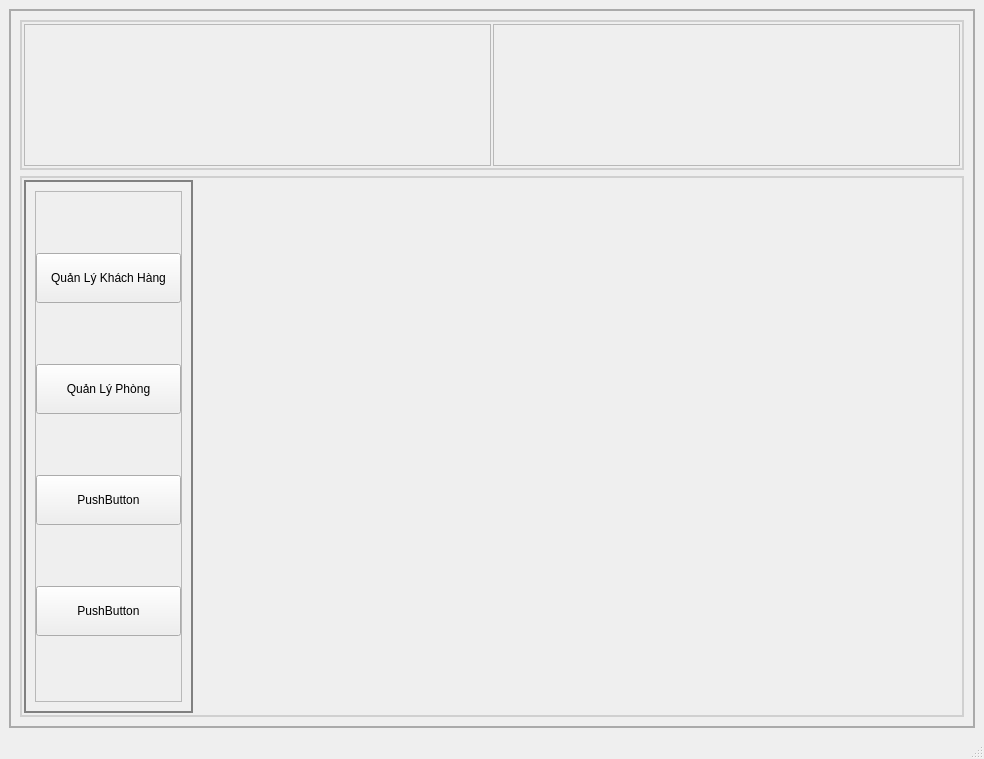
Above: mainwindow.ui from LeTrungPhong/DUT-PBL-2 before the change. Below: the same form after it.
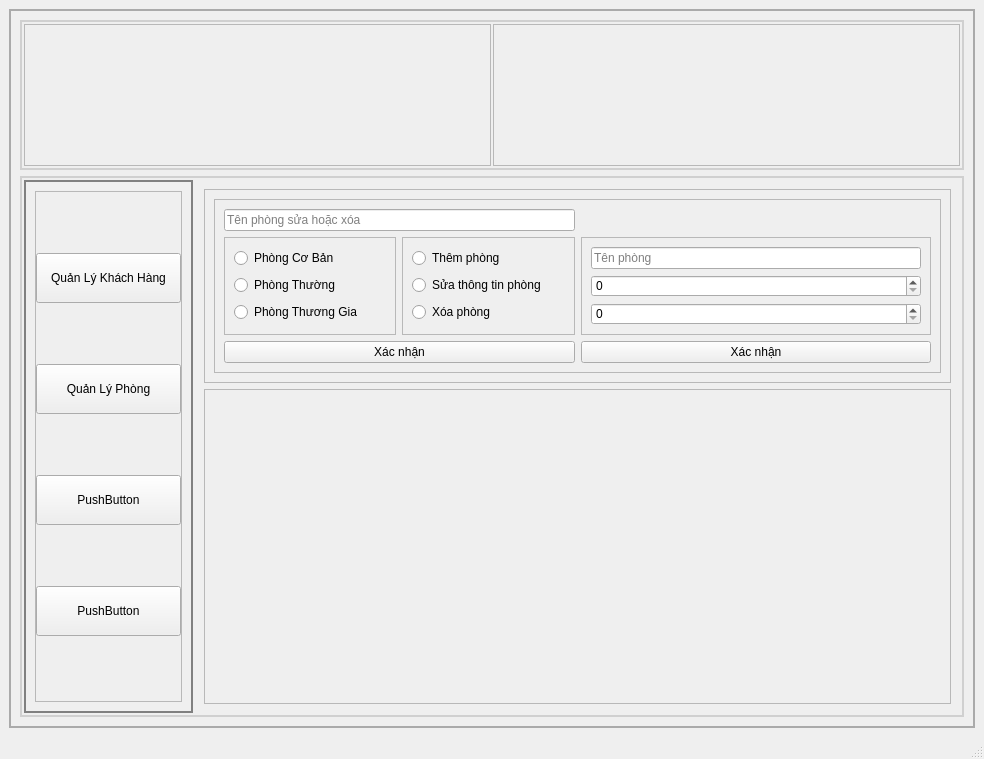
That is the form after the change. The open tabs and pages were chosen to show the change.

Commit message: feat: add-update-delete room

What changed in the file:
```diff
--- a/mainwindow.ui
+++ b/mainwindow.ui
@@ -4142,7 +4142,173 @@
                </item>
               </layout>
              </widget>
-             <widget class="QWidget" name="page_11"/>
+             <widget class="QWidget" name="page_11">
+              <layout class="QVBoxLayout" name="verticalLayout_11">
+               <item alignment="Qt::AlignTop">
+                <widget class="QFrame" name="frame_75">
+                 <property name="frameShape">
+                  <enum>QFrame::StyledPanel</enum>
+                 </property>
+                 <property name="frameShadow">
+                  <enum>QFrame::Raised</enum>
+                 </property>
+                 <layout class="QHBoxLayout" name="horizontalLayout_8">
+                  <item>
+                   <widget class="QFrame" name="frame_76">
+                    <property name="frameShape">
+                     <enum>QFrame::StyledPanel</enum>
+                    </property>
+                    <property name="frameShadow">
+                     <enum>QFrame::Raised</enum>
+                    </property>
+                    <layout class="QGridLayout" name="gridLayout_19">
+                     <item row="1" column="2" rowspan="2" colspan="2">
+                      <widget class="QFrame" name="frame_77">
+                       <property name="frameShape">
+                        <enum>QFrame::StyledPanel</enum>
+                       </property>
+                       <property name="frameShadow">
+                        <enum>QFrame::Raised</enum>
+                       </property>
+                       <layout class="QGridLayout" name="gridLayout_18">
+                        <item row="3" column="0">
+                         <widget class="QSpinBox" name="spinBoxGDoi">
+                          <property name="maximum">
+                           <number>2</number>
+                          </property>
+                         </widget>
+                        </item>
+                        <item row="2" column="0">
+                         <widget class="QSpinBox" name="spinBoxGDon">
+                          <property name="maximum">
+                           <number>2</number>
+                          </property>
+                         </widget>
+                        </item>
+                        <item row="1" column="0">
+                         <widget class="QLineEdit" name="lineEditTenPhong">
+                          <property name="text">
+                           <string/>
+                          </property>
+                          <property name="placeholderText">
+                           <string>Tên phòng</string>
+                          </property>
+                         </widget>
+                        </item>
+                       </layout>
+                      </widget>
+                     </item>
+                     <item row="0" column="0" colspan="2">
+                      <widget class="QLineEdit" name="lineEditTenPhongSuaXoa">
+                       <property name="placeholderText">
+                        <string>Tên phòng sửa hoặc xóa</string>
+                       </property>
+                      </widget>
+                     </item>
+                     <item row="3" column="0" colspan="2">
+                      <widget class="QPushButton" name="buttonXacNhan">
+                       <property name="text">
+                        <string>Xác nhận</string>
+                       </property>
+                      </widget>
+                     </item>
+                     <item row="3" column="2" colspan="2">
+                      <widget class="QPushButton" name="buttonXacNhan2">
+                       <property name="text">
+                        <string>Xác nhận</string>
+                       </property>
+                      </widget>
+                     </item>
+                     <item row="1" column="1" rowspan="2">
+                      <widget class="QFrame" name="frame_81">
+                       <property name="frameShape">
+                        <enum>QFrame::StyledPanel</enum>
+                       </property>
+                       <property name="frameShadow">
+                        <enum>QFrame::Raised</enum>
+                       </property>
+                       <layout class="QVBoxLayout" name="verticalLayout_25">
+                        <item>
+                         <widget class="QRadioButton" name="radioButtonAdd">
+                          <property name="text">
+                           <string>Thêm phòng</string>
+                          </property>
+                         </widget>
+                        </item>
+                        <item>
+                         <widget class="QRadioButton" name="radioButtonChange">
+                          <property name="text">
+                           <string>Sửa thông tin phòng</string>
+                          </property>
+                         </widget>
+                        </item>
+                        <item>
+                         <widget class="QRadioButton" name="radioButtonDelete">
+                          <property name="text">
+                           <string>Xóa phòng</string>
+                          </property>
+                         </widget>
+                        </item>
+                       </layout>
+                      </widget>
+                     </item>
+                     <item row="1" column="0" rowspan="2">
+                      <widget class="QFrame" name="frame_80">
+                       <property name="frameShape">
+                        <enum>QFrame::StyledPanel</enum>
+                       </property>
+                       <property name="frameShadow">
+                        <enum>QFrame::Raised</enum>
+                       </property>
+                       <layout class="QVBoxLayout" name="verticalLayout_13">
+                        <item>
+                         <widget class="QRadioButton" name="radioButtonPCB">
+                          <property name="text">
+                           <string>Phòng Cơ Bản</string>
+                          </property>
+                         </widget>
+                        </item>
+                        <item>
+                         <widget class="QRadioButton" name="radioButtonPT">
+                          <property name="text">
+                           <string>Phòng Thường</string>
+                          </property>
+                         </widget>
+                        </item>
+                        <item>
+                         <widget class="QRadioButton" name="radioButtonPTG">
+                          <property name="text">
+                           <string>Phòng Thương Gia</string>
+                          </property>
+                         </widget>
+                        </item>
+                       </layout>
+                      </widget>
+                     </item>
+                    </layout>
+                   </widget>
+                  </item>
+                 </layout>
+                </widget>
+               </item>
+               <item>
+                <widget class="QFrame" name="frame_74">
+                 <property name="sizePolicy">
+                  <sizepolicy hsizetype="Preferred" vsizetype="Expanding">
+                   <horstretch>0</horstretch>
+                   <verstretch>0</verstretch>
+                  </sizepolicy>
+                 </property>
+                 <property name="frameShape">
+                  <enum>QFrame::StyledPanel</enum>
+                 </property>
+                 <property name="frameShadow">
+                  <enum>QFrame::Raised</enum>
+                 </property>
+                </widget>
+               </item>
+              </layout>
+             </widget>
             </widget>
            </item>
           </layout>
```
Left out of the diff: 2 changed lines with no effect on the pictures. The commit also changes 15 other files.
